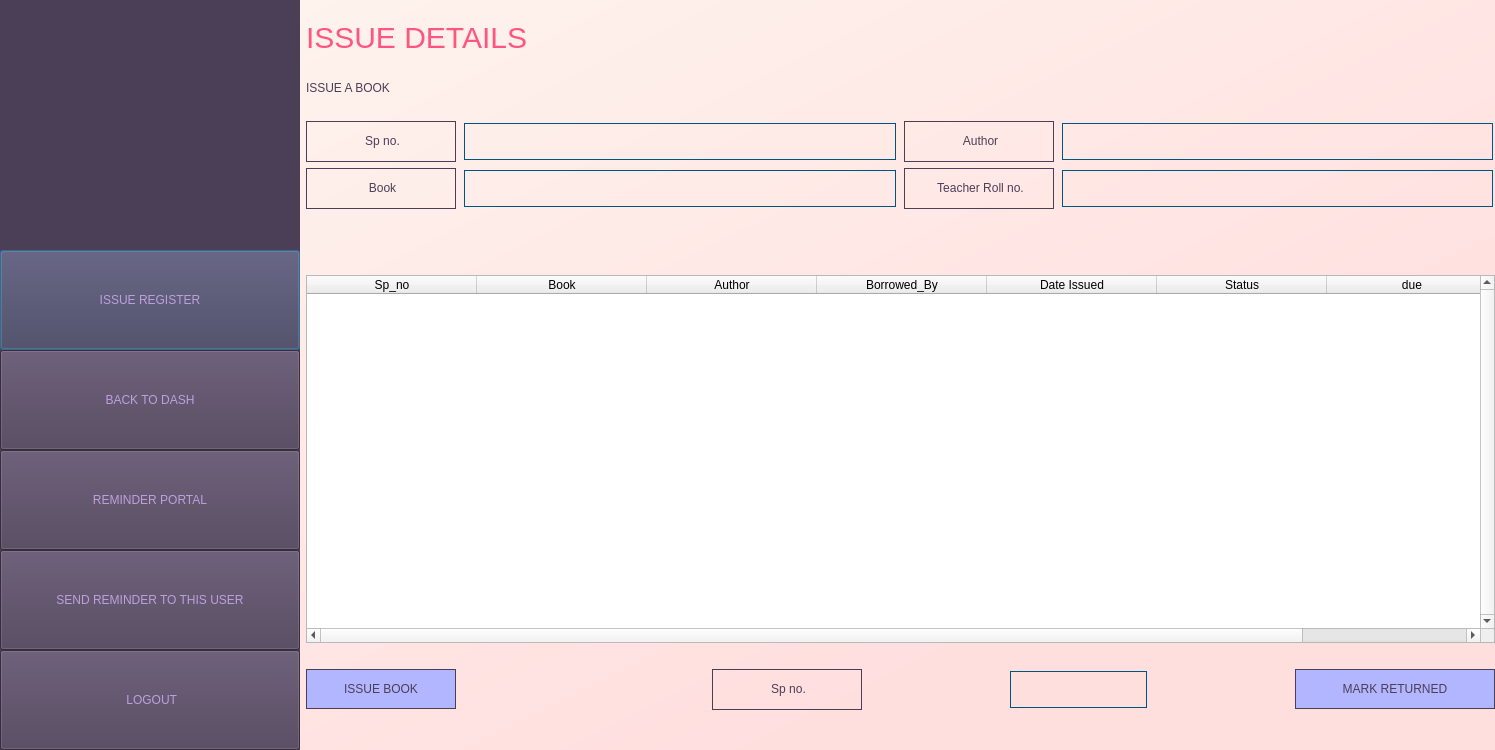
This is issueBooks.ui in Biancaa-R/Library-Management-system-GUI as Qt 5 draws it before an edit. The edited form follows.
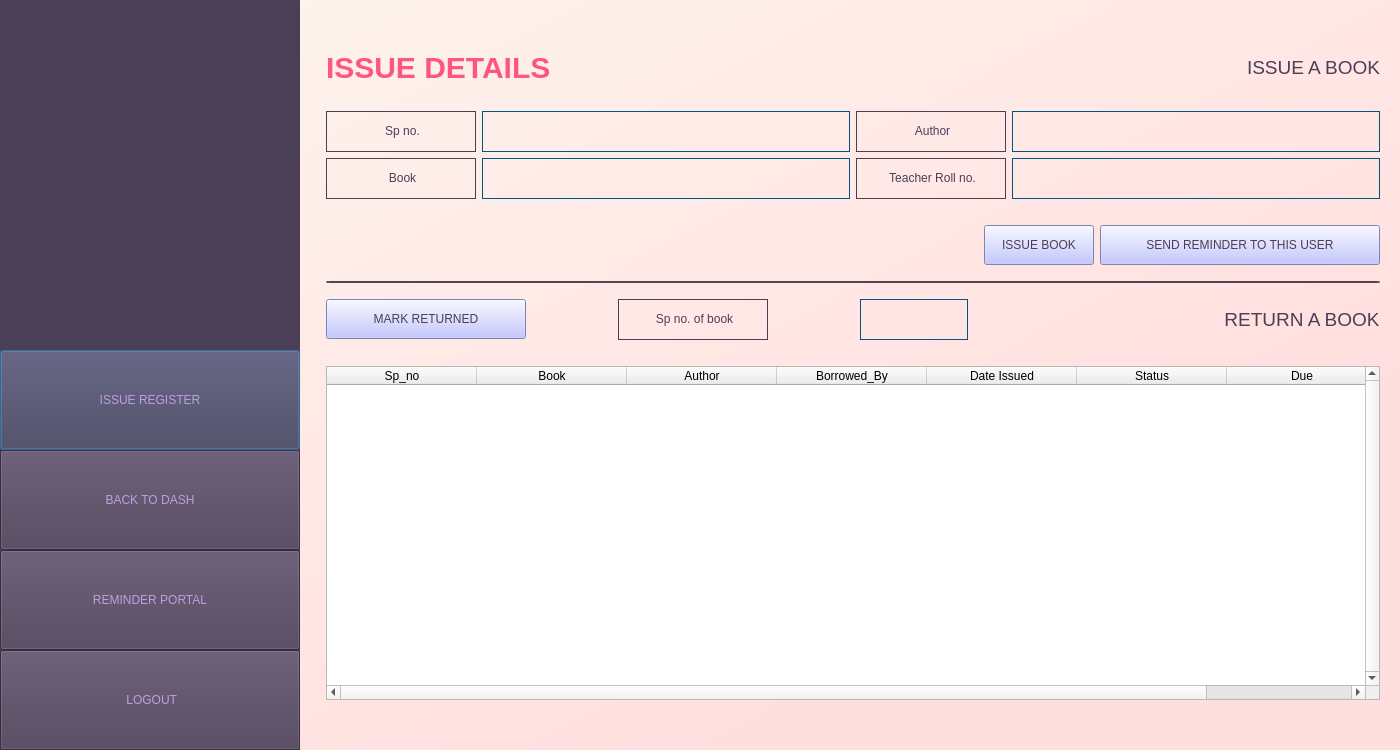
This is the edited form. Icons and pictures are not drawn.

What changed in the file:
```diff
--- a/issueBooks.ui
+++ b/issueBooks.ui
@@ -6,7 +6,7 @@
    <rect>
     <x>0</x>
     <y>0</y>
-    <width>1495</width>
+    <width>1400</width>
     <height>750</height>
    </rect>
   </property>
@@ -104,6 +104,9 @@
            </property>
            <item>
             <layout class="QVBoxLayout" name="verticalLayout_2">
+             <property name="spacing">
+              <number>0</number>
+             </property>
              <item>
               <spacer name="verticalSpacer">
                <property name="orientation">
@@ -112,7 +115,7 @@
                <property name="sizeHint" stdset="0">
                 <size>
                  <width>20</width>
-                 <height>40</height>
+                 <height>1000</height>
                 </size>
                </property>
               </spacer>
@@ -121,7 +124,7 @@
               <widget class="QPushButton" name="tableButton">
                <property name="minimumSize">
                 <size>
-                 <width>125</width>
+                 <width>300</width>
                  <height>100</height>
                 </size>
                </property>
@@ -156,7 +159,7 @@
               <widget class="QPushButton" name="portalButton">
                <property name="minimumSize">
                 <size>
-                 <width>125</width>
+                 <width>300</width>
                  <height>100</height>
                 </size>
                </property>
@@ -171,10 +174,10 @@
               </widget>
              </item>
              <item>
-              <widget class="QPushButton" name="reminderButton">
+              <widget class="QPushButton" name="logout">
                <property name="minimumSize">
                 <size>
-                 <width>125</width>
+                 <width>300</width>
                  <height>100</height>
                 </size>
                </property>
@@ -184,43 +187,38 @@
 background-color:rgb(75, 62, 87);</string>
                </property>
                <property name="text">
-                <string>SEND REMINDER TO THIS USER</string>
+                <string> LOGOUT</string>
+               </property>
+               <property name="icon">
+                <iconset>
+                 <normaloff>logout icon.png</normaloff>logout icon.png</iconset>
+               </property>
+               <property name="iconSize">
+                <size>
+                 <width>30</width>
+                 <height>30</height>
+                </size>
                </property>
               </widget>
              </item>
             </layout>
            </item>
-           <item>
-            <widget class="QPushButton" name="logout">
-             <property name="minimumSize">
-              <size>
-               <width>300</width>
-               <height>100</height>
-              </size>
-             </property>
-             <property name="styleSheet">
-              <string notr="true">font: 18pt &quot;Calibri&quot;;
-color:rgb(190, 159, 221);
-background-color:rgb(75, 62, 87);</string>
-             </property>
-             <property name="text">
-              <string> LOGOUT</string>
-             </property>
-             <property name="icon">
-              <iconset>
-               <normaloff>logout icon.png</normaloff>logout icon.png</iconset>
-             </property>
-             <property name="iconSize">
-              <size>
-               <width>30</width>
-               <height>30</height>
-              </size>
-             </property>
-            </widget>
-           </item>
           </layout>
          </widget>
         </item>
+        <item>
+         <spacer name="verticalSpacer_4">
+          <property name="orientation">
+           <enum>Qt::Vertical</enum>
+          </property>
+          <property name="sizeHint" stdset="0">
+           <size>
+            <width>20</width>
+            <height>40</height>
+           </size>
+          </property>
+         </spacer>
+        </item>
         <item>
          <layout class="QVBoxLayout" name="verticalLayout_3">
           <property name="sizeConstraint">
@@ -234,49 +232,46 @@
             <property name="sizeHint" stdset="0">
              <size>
               <width>40</width>
-              <height>20</height>
+              <height>50</height>
              </size>
             </property>
            </spacer>
           </item>
           <item>
-           <widget class="QLabel" name="libraryRecords">
-            <property name="styleSheet">
-             <string notr="true">font-size: 30px;
+           <layout class="QGridLayout" name="gridLayout_6">
+            <property name="topMargin">
+             <number>0</number>
+            </property>
+            <item row="0" column="0">
+             <widget class="QLabel" name="libraryRecords">
+              <property name="styleSheet">
+               <string notr="true">font-size: 30px;
 font: 75 26pt &quot;Trebuchet MS&quot;;
-color: rgb(255, 85, 127);</string>
-            </property>
-            <property name="text">
-             <string>ISSUE DETAILS</string>
-            </property>
-            <property name="textFormat">
-             <enum>Qt::AutoText</enum>
-            </property>
-           </widget>
-          </item>
-          <item>
-           <spacer name="horizontalSpacer">
-            <property name="orientation">
-             <enum>Qt::Horizontal</enum>
-            </property>
-            <property name="sizeHint" stdset="0">
-             <size>
-              <width>40</width>
-              <height>20</height>
-             </size>
-            </property>
-           </spacer>
-          </item>
-          <item>
-           <widget class="QLabel" name="label">
-            <property name="styleSheet">
-             <string notr="true">color: rgb(75, 62, 87);
-font: 13pt &quot;Calibri&quot;;</string>
-            </property>
-            <property name="text">
-             <string>ISSUE A BOOK</string>
-            </property>
-           </widget>
+font: bold;
+color: rgb(255, 85, 127);
+</string>
+              </property>
+              <property name="text">
+               <string>ISSUE DETAILS</string>
+              </property>
+              <property name="textFormat">
+               <enum>Qt::AutoText</enum>
+              </property>
+             </widget>
+            </item>
+            <item row="0" column="1">
+             <widget class="QLabel" name="label">
+              <property name="styleSheet">
+               <string notr="true">font: 11pt &quot;Calibri&quot;;
+color: rgb(75, 62, 87);
+</string>
+              </property>
+              <property name="text">
+               <string>&lt;html&gt;&lt;head/&gt;&lt;body&gt;&lt;p align=&quot;right&quot;&gt;&lt;span style=&quot; font-size:14pt;&quot;&gt;ISSUE A BOOK&lt;/span&gt;&lt;/p&gt;&lt;/body&gt;&lt;/html&gt;</string>
+              </property>
+             </widget>
+            </item>
+           </layout>
           </item>
           <item>
            <spacer name="horizontalSpacer_10">
@@ -348,10 +343,9 @@
               </property>
               <property name="styleSheet">
                <string notr="true">background-color: rgba(0, 0, 0, 0);
-margin: 2px;
 border:1px solid rgb(0, 85, 127);
 color: rgb(0, 85, 127);
-font: 75 11pt &quot;Verdana&quot;;
+font: 11pt &quot;Calibri&quot; bold;
 
 </string>
               </property>
@@ -373,10 +367,9 @@
               </property>
               <property name="styleSheet">
                <string notr="true">background-color: rgba(0, 0, 0, 0);
-margin: 2px;
 border:1px solid rgb(0, 85, 127);
 color: rgb(0, 85, 127);
-font: 75 11pt &quot;Verdana&quot;;
+font: 11pt &quot;Calibri&quot; bold;
 
 </string>
               </property>
@@ -440,10 +433,9 @@
               </property>
               <property name="styleSheet">
                <string notr="true">background-color: rgba(0, 0, 0, 0);
-margin: 2px;
 border:1px solid rgb(0, 85, 127);
 color: rgb(0, 85, 127);
-font: 75 11pt &quot;Verdana&quot;;
+font: 11pt &quot;Calibri&quot; bold;
 
 </string>
               </property>
@@ -465,10 +457,9 @@
               </property>
               <property name="styleSheet">
                <string notr="true">background-color: rgba(0, 0, 0, 0);
-margin: 2px;
 border:1px solid rgb(0, 85, 127);
 color: rgb(0, 85, 127);
-font: 75 11pt &quot;Verdana&quot;;
+font: 11pt &quot;Calibri&quot; bold;
 
 </string>
               </property>
@@ -496,15 +487,108 @@
            </spacer>
           </item>
           <item>
-           <widget class="QLabel" name="confirm">
-            <property name="styleSheet">
-             <string notr="true">color: rgb(75, 62, 87);
-font: 13pt &quot;Calibri&quot;;</string>
+           <layout class="QGridLayout" name="gridLayout_5">
+            <property name="topMargin">
+             <number>0</number>
             </property>
-            <property name="text">
-             <string/>
-            </property>
-           </widget>
+            <item row="0" column="4">
+             <widget class="QPushButton" name="reminderButton">
+              <property name="minimumSize">
+               <size>
+                <width>280</width>
+                <height>40</height>
+               </size>
+              </property>
+              <property name="maximumSize">
+               <size>
+                <width>300</width>
+                <height>40</height>
+               </size>
+              </property>
+              <property name="styleSheet">
+               <string notr="true">font: 11pt &quot;Calibri&quot;;
+color:rgb(75, 62, 87);
+background-color:rgb(178, 182, 255);
+
+
+</string>
+              </property>
+              <property name="text">
+               <string>SEND REMINDER TO THIS USER</string>
+              </property>
+             </widget>
+            </item>
+            <item row="0" column="3">
+             <spacer name="horizontalSpacer_12">
+              <property name="orientation">
+               <enum>Qt::Horizontal</enum>
+              </property>
+              <property name="sizeHint" stdset="0">
+               <size>
+                <width>5</width>
+                <height>20</height>
+               </size>
+              </property>
+             </spacer>
+            </item>
+            <item row="0" column="1">
+             <spacer name="horizontalSpacer_6">
+              <property name="orientation">
+               <enum>Qt::Horizontal</enum>
+              </property>
+              <property name="sizeHint" stdset="0">
+               <size>
+                <width>400</width>
+                <height>20</height>
+               </size>
+              </property>
+             </spacer>
+            </item>
+            <item row="0" column="2">
+             <widget class="QPushButton" name="issuebutton">
+              <property name="minimumSize">
+               <size>
+                <width>110</width>
+                <height>40</height>
+               </size>
+              </property>
+              <property name="maximumSize">
+               <size>
+                <width>150</width>
+                <height>40</height>
+               </size>
+              </property>
+              <property name="styleSheet">
+               <string notr="true">font: 11pt &quot;Calibri&quot;;
+color:rgb(75, 62, 87);
+background-color:rgb(178, 182, 255);
+
+
+</string>
+              </property>
+              <property name="text">
+               <string>ISSUE BOOK</string>
+              </property>
+             </widget>
+            </item>
+            <item row="0" column="0">
+             <widget class="QLabel" name="confirm">
+              <property name="minimumSize">
+               <size>
+                <width>610</width>
+                <height>0</height>
+               </size>
+              </property>
+              <property name="styleSheet">
+               <string notr="true">font: 13pt &quot;Calibri&quot; bold;
+color:rgb(170, 0, 0);</string>
+              </property>
+              <property name="text">
+               <string/>
+              </property>
+             </widget>
+            </item>
+           </layout>
           </item>
           <item>
            <spacer name="horizontalSpacer_5">
@@ -514,6 +598,193 @@
             <property name="sizeHint" stdset="0">
              <size>
               <width>40</width>
+              <height>10</height>
+             </size>
+            </property>
+           </spacer>
+          </item>
+          <item>
+           <widget class="QPushButton" name="pushButton">
+            <property name="minimumSize">
+             <size>
+              <width>0</width>
+              <height>2</height>
+             </size>
+            </property>
+            <property name="maximumSize">
+             <size>
+              <width>16777215</width>
+              <height>2</height>
+             </size>
+            </property>
+            <property name="styleSheet">
+             <string notr="true">background-color: rgb(75, 62, 87);</string>
+            </property>
+            <property name="text">
+             <string/>
+            </property>
+           </widget>
+          </item>
+          <item>
+           <spacer name="horizontalSpacer_11">
+            <property name="orientation">
+             <enum>Qt::Horizontal</enum>
+            </property>
+            <property name="sizeHint" stdset="0">
+             <size>
+              <width>40</width>
+              <height>10</height>
+             </size>
+            </property>
+           </spacer>
+          </item>
+          <item>
+           <layout class="QGridLayout" name="gridLayout_2">
+            <property name="leftMargin">
+             <number>0</number>
+            </property>
+            <property name="topMargin">
+             <number>0</number>
+            </property>
+            <item row="0" column="7">
+             <widget class="QLabel" name="label_2">
+              <property name="minimumSize">
+               <size>
+                <width>150</width>
+                <height>0</height>
+               </size>
+              </property>
+              <property name="styleSheet">
+               <string notr="true">font: 11pt &quot;Calibri&quot;;
+color: rgb(75, 62, 87);
+</string>
+              </property>
+              <property name="text">
+               <string>&lt;html&gt;&lt;head/&gt;&lt;body&gt;&lt;p align=&quot;center&quot;&gt;&lt;span style=&quot; font-size:14pt;&quot;&gt;RETURN A BOOK&lt;/span&gt;&lt;/p&gt;&lt;/body&gt;&lt;/html&gt;</string>
+              </property>
+             </widget>
+            </item>
+            <item row="0" column="3">
+             <spacer name="horizontalSpacer_8">
+              <property name="orientation">
+               <enum>Qt::Horizontal</enum>
+              </property>
+              <property name="sizeHint" stdset="0">
+               <size>
+                <width>20</width>
+                <height>20</height>
+               </size>
+              </property>
+             </spacer>
+            </item>
+            <item row="0" column="0">
+             <widget class="QPushButton" name="returnbutton">
+              <property name="minimumSize">
+               <size>
+                <width>200</width>
+                <height>40</height>
+               </size>
+              </property>
+              <property name="maximumSize">
+               <size>
+                <width>200</width>
+                <height>40</height>
+               </size>
+              </property>
+              <property name="styleSheet">
+               <string notr="true">font: 11pt &quot;Calibri&quot;;
+color:rgb(75, 62, 87);
+background-color:rgb(178, 182, 255);
+
+
+</string>
+              </property>
+              <property name="text">
+               <string>MARK RETURNED</string>
+              </property>
+             </widget>
+            </item>
+            <item row="0" column="1">
+             <spacer name="horizontalSpacer_7">
+              <property name="orientation">
+               <enum>Qt::Horizontal</enum>
+              </property>
+              <property name="sizeHint" stdset="0">
+               <size>
+                <width>20</width>
+                <height>20</height>
+               </size>
+              </property>
+             </spacer>
+            </item>
+            <item row="0" column="4">
+             <widget class="QLineEdit" name="returnedspnofield">
+              <property name="minimumSize">
+               <size>
+                <width>100</width>
+                <height>41</height>
+               </size>
+              </property>
+              <property name="styleSheet">
+               <string notr="true">background-color: rgba(0, 0, 0, 0);
+border:1px solid rgb(0, 85, 127);
+color: rgb(0, 85, 127);
+font: 11pt &quot;Calibri&quot; bold;
+
+</string>
+              </property>
+              <property name="text">
+               <string/>
+              </property>
+              <property name="placeholderText">
+               <string/>
+              </property>
+             </widget>
+            </item>
+            <item row="0" column="5">
+             <spacer name="horizontalSpacer_9">
+              <property name="orientation">
+               <enum>Qt::Horizontal</enum>
+              </property>
+              <property name="sizeHint" stdset="0">
+               <size>
+                <width>250</width>
+                <height>20</height>
+               </size>
+              </property>
+             </spacer>
+            </item>
+            <item row="0" column="2">
+             <widget class="QLabel" name="category_5">
+              <property name="minimumSize">
+               <size>
+                <width>150</width>
+                <height>40</height>
+               </size>
+              </property>
+              <property name="layoutDirection">
+               <enum>Qt::LeftToRight</enum>
+              </property>
+              <property name="styleSheet">
+               <string notr="true">font: 11pt &quot;Calibri&quot;;
+color: rgb(75, 62, 87);
+border : 1px solid rgb(75, 62, 87);</string>
+              </property>
+              <property name="text">
+               <string>&lt;html&gt;&lt;head/&gt;&lt;body&gt;&lt;p align=&quot;center&quot;&gt;Sp no. of book&lt;/p&gt;&lt;/body&gt;&lt;/html&gt;</string>
+              </property>
+             </widget>
+            </item>
+           </layout>
+          </item>
+          <item>
+           <spacer name="horizontalSpacer">
+            <property name="orientation">
+             <enum>Qt::Horizontal</enum>
+            </property>
+            <property name="sizeHint" stdset="0">
+             <size>
+              <width>40</width>
               <height>20</height>
              </size>
             </property>
@@ -552,12 +823,12 @@
             <property name="columnCount">
              <number>7</number>
             </property>
-            <attribute name="horizontalHeaderDefaultSectionSize">
-             <number>170</number>
-            </attribute>
             <attribute name="horizontalHeaderMinimumSectionSize">
              <number>33</number>
             </attribute>
+            <attribute name="horizontalHeaderDefaultSectionSize">
+             <number>150</number>
+            </attribute>
             <attribute name="horizontalHeaderStretchLastSection">
              <bool>false</bool>
             </attribute>
@@ -599,160 +870,11 @@
             </column>
             <column>
              <property name="text">
-              <string>due</string>
+              <string>Due</string>
              </property>
             </column>
            </widget>
           </item>
-          <item>
-           <layout class="QGridLayout" name="gridLayout_2">
-            <property name="leftMargin">
-             <number>0</number>
-            </property>
-            <property name="topMargin">
-             <number>20</number>
-            </property>
-            <item row="0" column="3">
-             <spacer name="horizontalSpacer_8">
-              <property name="orientation">
-               <enum>Qt::Horizontal</enum>
-              </property>
-              <property name="sizeHint" stdset="0">
-               <size>
-                <width>20</width>
-                <height>20</height>
-               </size>
-              </property>
-             </spacer>
-            </item>
-            <item row="0" column="6">
-             <widget class="QPushButton" name="returnbutton">
-              <property name="minimumSize">
-               <size>
-                <width>200</width>
-                <height>40</height>
-               </size>
-              </property>
-              <property name="maximumSize">
-               <size>
-                <width>150</width>
-                <height>40</height>
-               </size>
-              </property>
-              <property name="styleSheet">
-               <string notr="true">font: 11pt &quot;Calibri&quot;;
-color:rgb(75, 62, 87);
-background-color:rgb(178, 182, 255);
-border : 1px solid rgb(75, 62, 87);
-
-</string>
-              </property>
-              <property name="text">
-               <string>MARK RETURNED</string>
-              </property>
-             </widget>
-            </item>
-            <item row="0" column="2">
-             <widget class="QLabel" name="category_5">
-              <property name="minimumSize">
-               <size>
-                <width>150</width>
-                <height>40</height>
-               </size>
-              </property>
-              <property name="layoutDirection">
-               <enum>Qt::LeftToRight</enum>
-              </property>
-              <property name="styleSheet">
-               <string notr="true">font: 11pt &quot;Calibri&quot;;
-color: rgb(75, 62, 87);
-border : 1px solid rgb(75, 62, 87);</string>
-              </property>
-              <property name="text">
-               <string>&lt;html&gt;&lt;head/&gt;&lt;body&gt;&lt;p align=&quot;center&quot;&gt;Sp no.&lt;/p&gt;&lt;/body&gt;&lt;/html&gt;</string>
-              </property>
-             </widget>
-            </item>
-            <item row="0" column="4">
-             <widget class="QLineEdit" name="returnedspnofield">
-              <property name="minimumSize">
-               <size>
-                <width>100</width>
-                <height>41</height>
-               </size>
-              </property>
-              <property name="styleSheet">
-               <string notr="true">background-color: rgba(0, 0, 0, 0);
-margin: 2px;
-border:1px solid rgb(0, 85, 127);
-color: rgb(0, 85, 127);
-font: 75 11pt &quot;Verdana&quot;;
-
-</string>
-              </property>
-              <property name="text">
-               <string/>
-              </property>
-              <property name="placeholderText">
-               <string/>
-              </property>
-             </widget>
-            </item>
-            <item row="0" column="5">
-             <spacer name="horizontalSpacer_9">
-              <property name="orientation">
-               <enum>Qt::Horizontal</enum>
-              </property>
-              <property name="sizeHint" stdset="0">
-               <size>
-                <width>20</width>
-                <height>20</height>
-               </size>
-              </property>
-             </spacer>
-            </item>
-            <item row="0" column="0">
-             <widget class="QPushButton" name="issuebutton">
-              <property name="minimumSize">
-               <size>
-                <width>150</width>
-                <height>40</height>
-               </size>
-              </property>
-              <property name="maximumSize">
-               <size>
-                <width>150</width>
-                <height>40</height>
-               </size>
-              </property>
-              <property name="styleSheet">
-               <string notr="true">font: 11pt &quot;Calibri&quot;;
-color:rgb(75, 62, 87);
-background-color:rgb(178, 182, 255);
-border : 1px solid rgb(75, 62, 87);
-
-</string>
-              </property>
-              <property name="text">
-               <string>ISSUE BOOK</string>
-              </property>
-             </widget>
-            </item>
-            <item row="0" column="1">
-             <spacer name="horizontalSpacer_7">
-              <property name="orientation">
-               <enum>Qt::Horizontal</enum>
-              </property>
-              <property name="sizeHint" stdset="0">
-               <size>
-                <width>250</width>
-                <height>20</height>
-               </size>
-              </property>
-             </spacer>
-            </item>
-           </layout>
-          </item>
           <item>
            <spacer name="horizontalSpacer_4">
             <property name="orientation">
@@ -761,26 +883,26 @@
             <property name="sizeHint" stdset="0">
              <size>
               <width>40</width>
-              <height>20</height>
-             </size>
-            </property>
-           </spacer>
-          </item>
-          <item>
-           <spacer name="horizontalSpacer_6">
-            <property name="orientation">
-             <enum>Qt::Horizontal</enum>
-            </property>
-            <property name="sizeHint" stdset="0">
-             <size>
-              <width>40</width>
-              <height>20</height>
+              <height>50</height>
              </size>
             </property>
            </spacer>
           </item>
          </layout>
         </item>
+        <item>
+         <spacer name="verticalSpacer_3">
+          <property name="orientation">
+           <enum>Qt::Vertical</enum>
+          </property>
+          <property name="sizeHint" stdset="0">
+           <size>
+            <width>20</width>
+            <height>40</height>
+           </size>
+          </property>
+         </spacer>
+        </item>
        </layout>
       </item>
      </layout>
```
